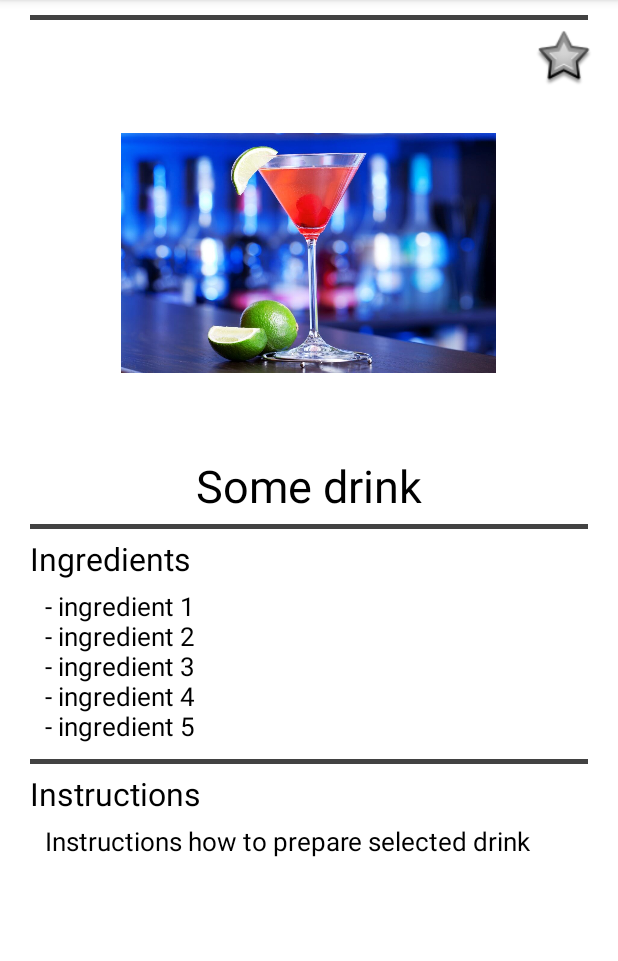
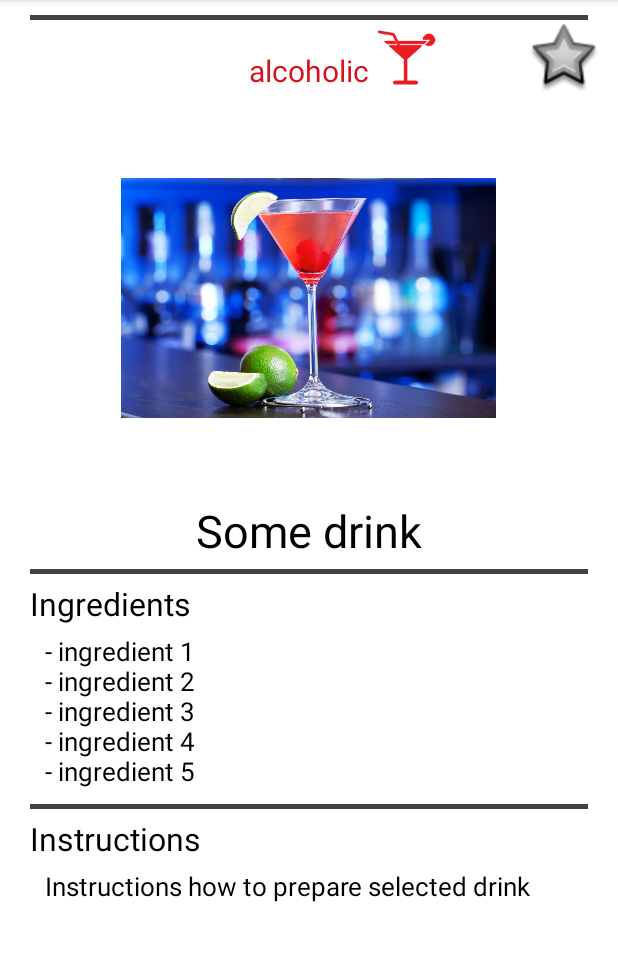
Before and after one commit to Bodzisz/DrinkFinder, an Android app: the DrinkViewActivity screen opened directly, with no data from a screen before it, on a phone screen of 412 x 824 dp, the part 84-1045 px from its top. Run offline under Robolectric (Android 15) with nearby library versions, the phone set to English and light mode, and no system bars; our stand-ins replace Room's generated code; 5 statements that could not run were skipped.

Commit message:
Added is alcoholic icon

```diff
--- a/app/src/main/java/io/github/drinkfinder/DrinkViewActivity.kt
+++ b/app/src/main/java/io/github/drinkfinder/DrinkViewActivity.kt
@@ -11,12 +11,19 @@ import io.github.drinkfinder.database.Ingredient
 
 class DrinkViewActivity : AppCompatActivity() {
 
+    private lateinit var isAlcoholicText: TextView
+    private lateinit var isAlcoholicImage: ImageView
+    private lateinit var favouriteButton: ImageButton
     private lateinit var drinkImage: ImageView
     private lateinit var drinkName: TextView
     private lateinit var drinkIngredients: TextView
     private lateinit var drinkInstructions: TextView
-    private lateinit var favouriteButton: ImageButton
     private var isFavourite = false
+
+    companion object {
+        const val ALCOHOLIC_TEXT = "alcoholic"
+        const val NON_ALCOHOLIC_TEXT = "non-$ALCOHOLIC_TEXT"
+    }
 
     override fun onCreate(savedInstanceState: Bundle?) {
         super.onCreate(savedInstanceState)
@@ -25,6 +32,19 @@ class DrinkViewActivity : AppCompatActivity() {
         val drinkDao = DrinkDatabase.getInstance(applicationContext).drinkDao()
         val selectedDrink =
             drinkDao.getWithIngredientsByName(intent.getStringExtra("selectedDrink"))
+
+        isAlcoholicText = findViewById(R.id.is_alcoholic_text)
+        isAlcoholicImage = findViewById(R.id.is_alcoholic_image)
+
+        if (selectedDrink.drink.isAlcoholic == 0) {
+            isAlcoholicText.text = NON_ALCOHOLIC_TEXT
+            isAlcoholicText.setTextColor(resources.getColor(R.color.green, theme))
+            isAlcoholicImage.setImageResource(R.drawable.drink_icon_non_alcoholic)
+        } else {
+            isAlcoholicText.text = ALCOHOLIC_TEXT
+            isAlcoholicText.setTextColor(resources.getColor(R.color.red, theme))
+            isAlcoholicImage.setImageResource(R.drawable.drink_icon_alcoholic)
+        }
 
         drinkImage = findViewById(R.id.drink_image)
         // if drink image not found set the default one
@@ -38,6 +58,7 @@ class DrinkViewActivity : AppCompatActivity() {
 
         drinkInstructions = findViewById(R.id.drink_instructions)
         drinkInstructions.text = adjustInstruction(selectedDrink.drink.instructions)
+
 
         favouriteButton = findViewById(R.id.favourite_button)
 
--- a/app/src/main/res/layout/activity_drink_page.xml
+++ b/app/src/main/res/layout/activity_drink_page.xml
@@ -13,15 +13,24 @@
         android:layout_height="wrap_content"
         android:layout_marginBottom="10dp">
 
-        <ImageView
-            android:id="@+id/drink_image"
-            android:layout_width="250dp"
-            android:layout_height="250dp"
+        <TextView
+            android:id="@+id/is_alcoholic_text"
+            android:layout_width="wrap_content"
+            android:layout_height="wrap_content"
             android:layout_below="@id/divider1"
             android:layout_centerHorizontal="true"
-            android:layout_marginTop="30dp"
-            android:contentDescription="Drink image"
-            tools:srcCompat="@tools:sample/avatars[3]" />
+            android:layout_marginTop="20dp"
+            android:text="is alcoholic?"
+            android:textColor="@color/black"
+            android:textSize="20sp" />
+
+        <ImageView
+            android:id="@+id/is_alcoholic_image"
+            android:layout_width="50dp"
+            android:layout_height="50dp"
+            android:layout_below="@id/divider1"
+            android:layout_toRightOf="@id/is_alcoholic_text"
+            app:srcCompat="@drawable/drink_icon" />
 
         <ImageButton
             android:id="@+id/favourite_button"
@@ -32,9 +41,19 @@
             android:layout_marginTop="10dp"
             android:background="@color/white"
             android:contentDescription="@string/add_delete_drink_from_favourites"
-            android:scaleX="1.2"
-            android:scaleY="1.2"
+            android:scaleX="1.5"
+            android:scaleY="1.5"
             app:srcCompat="@android:drawable/star_big_off" />
+
+        <ImageView
+            android:id="@+id/drink_image"
+            android:layout_width="250dp"
+            android:layout_height="250dp"
+            android:layout_below="@id/is_alcoholic_image"
+            android:layout_centerHorizontal="true"
+            android:layout_marginTop="10dp"
+            android:contentDescription="Drink image"
+            tools:srcCompat="@tools:sample/avatars[3]" />
 
         <TextView
             android:id="@+id/drink_name"
--- a/app/src/main/res/values/colors.xml
+++ b/app/src/main/res/values/colors.xml
@@ -7,4 +7,6 @@
     <color name="teal_700">#FF018786</color>
     <color name="black">#FF000000</color>
     <color name="white">#FFFFFFFF</color>
+    <color name="red">#D8111D</color>
+    <color name="green">#21D811</color>
 </resources>
```
Also changed, not shown: app/src/main/res/drawable/drink_icon.png (added), app/src/main/res/drawable/drink_icon_alcoholic.png (added), app/src/main/res/drawable/drink_icon_non_alcoholic.png (added).
